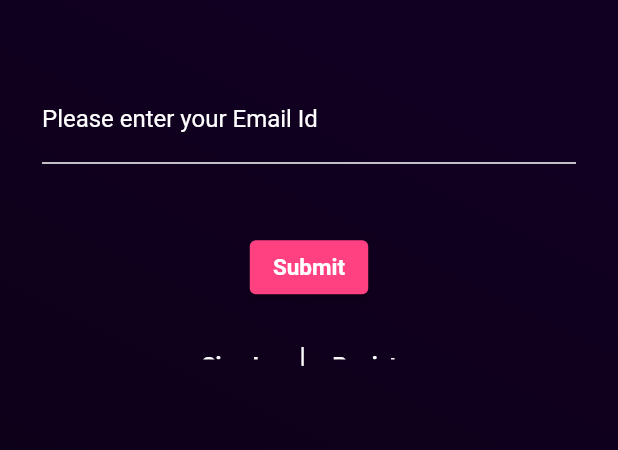
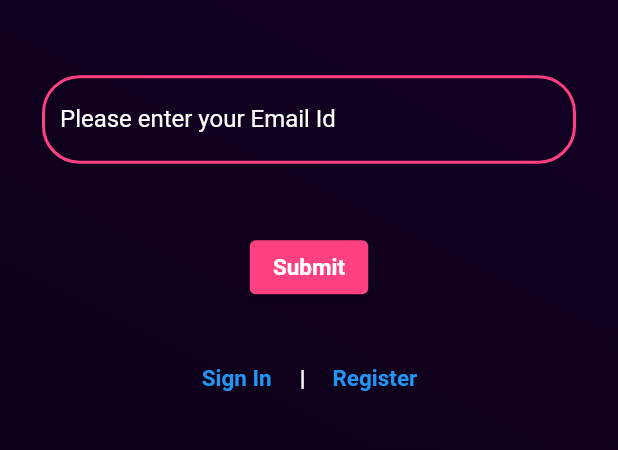
Before and after one commit to UjjwaRaijada/like-and-share, a Flutter app: the screen it shows after launch, after a tap on "Register", after a tap on "Sign In", after a tap on "Forgot password", on a phone screen of 412 x 824 dp, the part 417-867 px from its top. Run offline on Flutter 3.47's test engine with Material 2 defaults, Android fonts, the phone set to English and light mode, and no system bars; our stand-ins replace flutter_image_compress, font_awesome_flutter, share, shared_preferences; missing offline and left inert: flutter_inappwebview; accounts and stored records are empty; network calls fail; Roboto replaces fonts that are missing (RocknRoll).

Commit message:
changes restartCampaign.dart and other stuff

```diff
--- a/lib/screens/forgotPassword.dart
+++ b/lib/screens/forgotPassword.dart
@@ -7,6 +7,7 @@ import './register.dart';
 import './enterOtp.dart';
 import '../providers/otp.dart';
 import '../widgets/loginLogoCode.dart';
+import '../widgets/textFormBorder.dart';
 
 class ForgotPassword extends StatefulWidget {
   static const String id = 'ForgotPassword';
@@ -68,18 +69,11 @@ class _ForgotPasswordState extends State<ForgotPassword> {
           children: [
             TextFormField(
               style: TextStyle(color: Colors.white),
-              decoration: const InputDecoration(
+              decoration: InputDecoration(
                 labelText: 'Please enter your Email Id',
                 labelStyle: const TextStyle(color: Colors.white),
-                border: const UnderlineInputBorder(
-                  borderSide: const BorderSide(color: Colors.white),
-                ),
-                enabledBorder: const UnderlineInputBorder(
-                  borderSide: const BorderSide(color: Colors.white),
-                ),
-                focusedBorder: const UnderlineInputBorder(
-                  borderSide: const BorderSide(color: Colors.white),
-                ),
+                border: textFormBorder(context),
+                enabledBorder: textFormBorder(context),
               ),
               validator: (val) {
                 var urlPattern =
@@ -100,6 +94,7 @@ class _ForgotPasswordState extends State<ForgotPassword> {
               onFieldSubmitted: (_) => _submit(),
               onSaved: (newValue) => email = newValue,
               controller: TextEditingController(text: email),
+              keyboardType: TextInputType.emailAddress,
             ),
             const SizedBox(height: 45),
             ElevatedButton(
@@ -116,7 +111,7 @@ class _ForgotPasswordState extends State<ForgotPassword> {
             ),
             const SizedBox(height: 25),
             Container(
-              height: 20,
+              height: 50,
               child: Row(
                 mainAxisAlignment: MainAxisAlignment.center,
                 children: [
@@ -131,9 +126,8 @@ class _ForgotPasswordState extends State<ForgotPassword> {
                         ),
                       );
                     },
-                    child: Text(
+                    child: const Text(
                       'Sign In',
-                      style: Theme.of(context).textTheme.button,
                     ),
                   ),
                   Container(
@@ -154,9 +148,8 @@ class _ForgotPasswordState extends State<ForgotPassword> {
                         ),
                       );
                     },
-                    child: Text(
+                    child: const Text(
                       'Register',
-                      style: Theme.of(context).textTheme.button,
                     ),
                   ),
                 ],
--- a/lib/screens/login.dart
+++ b/lib/screens/login.dart
@@ -6,6 +6,7 @@ import './forgotPassword.dart';
 import '../providers/auth.dart';
 import '../widgets/loginLogoCode.dart';
 import '../widgets/alertBox.dart';
+import '../widgets/textFormBorder.dart';
 
 class User {
   final String username;
@@ -92,18 +93,11 @@ class _LoginState extends State<Login> {
           children: [
             TextFormField(
               style: const TextStyle(color: Colors.white),
-              decoration: const InputDecoration(
+              decoration: InputDecoration(
                 labelText: 'Email Id',
                 labelStyle: const TextStyle(color: Colors.white),
-                border: const UnderlineInputBorder(
-                  borderSide: const BorderSide(color: Colors.white),
-                ),
-                enabledBorder: const UnderlineInputBorder(
-                  borderSide: const BorderSide(color: Colors.white),
-                ),
-                focusedBorder: const UnderlineInputBorder(
-                  borderSide: const BorderSide(color: Colors.white),
-                ),
+                border: textFormBorder(context),
+                enabledBorder: textFormBorder(context),
               ),
               enableSuggestions: false,
               autocorrect: false,
@@ -135,18 +129,11 @@ class _LoginState extends State<Login> {
             const SizedBox(height: 15),
             TextFormField(
               style: const TextStyle(color: Colors.white),
-              decoration: const InputDecoration(
+              decoration: InputDecoration(
                 labelText: 'Password',
                 labelStyle: const TextStyle(color: Colors.white),
-                border: const UnderlineInputBorder(
-                  borderSide: const BorderSide(color: Colors.white),
-                ),
-                enabledBorder: const UnderlineInputBorder(
-                  borderSide: const BorderSide(color: Colors.white),
-                ),
-                focusedBorder: const UnderlineInputBorder(
-                  borderSide: const BorderSide(color: Colors.white),
-                ),
+                border: textFormBorder(context),
+                enabledBorder: textFormBorder(context),
               ),
               focusNode: _passwordFocusNode,
               obscureText: true,
@@ -189,13 +176,11 @@ class _LoginState extends State<Login> {
             ),
             const SizedBox(height: 25),
             Container(
-              height: 20,
-              child: DefaultTextStyle(
-                style: Theme.of(context).textTheme.button,
+              height: 50,
               child: Row(
                 mainAxisAlignment: MainAxisAlignment.center,
                 children: [
-                    TextButton(
+                  TextButton(style: TextButton.styleFrom(),
                     onPressed: () {
                       Navigator.pushReplacement(
                         context,
@@ -210,7 +195,9 @@ class _LoginState extends State<Login> {
                   ),
                   Container(
                     padding: const EdgeInsets.symmetric(horizontal: 10),
-                      child: const Text('|'),
+                    child: Text('|',
+                      style: Theme.of(context).textTheme.button,
+                    ),
                   ),
                   TextButton(
                     onPressed: () {
@@ -228,7 +215,6 @@ class _LoginState extends State<Login> {
                 ],
               ),
             ),
-            ),
             const SizedBox(height: 15),
           ],
         ),
--- a/lib/screens/register.dart
+++ b/lib/screens/register.dart
@@ -5,6 +5,7 @@ import './login.dart';
 import '../providers/myProfile.dart';
 import '../widgets/loginLogoCode.dart';
 import '../widgets/alertBox.dart';
+import '../widgets/textFormBorder.dart';
 
 class Register extends StatefulWidget {
   static const String id = 'Register';
@@ -258,7 +259,7 @@ class _RegisterState extends State<Register> {
             ),
             const SizedBox(height: 15),
             Container(
-              height: 20,
+              height: 50,
               child: TextButton(
                 onPressed: () {
                   Navigator.pushReplacement(
@@ -271,7 +272,6 @@ class _RegisterState extends State<Register> {
                 },
                 child: Text(
                   'Sign In',
-                  style: Theme.of(context).textTheme.button,
                 ),
               ),
             ),
@@ -313,14 +313,8 @@ class CustomTextField extends StatelessWidget {
           decoration: InputDecoration(
             labelText: title,
             labelStyle: const TextStyle(color: Colors.white),
-            enabledBorder: const UnderlineInputBorder(
-              borderSide: const BorderSide(color: Colors.white),
-            ),
-            focusedBorder: UnderlineInputBorder(
-              borderSide: BorderSide(
-                color: Theme.of(context).primaryColor,
-              ),
-            ),
+            border: textFormBorder(context),
+            enabledBorder: textFormBorder(context),
           ),
           enableSuggestions: false,
           autocorrect: false,
```
Also changed, not shown: lib/screens/enterOtp.dart (+4 -10 lines), lib/screens/resetPassword.dart (+9 -23 lines), 14 other files. Lines whose indentation alone changed are shown as unchanged.
